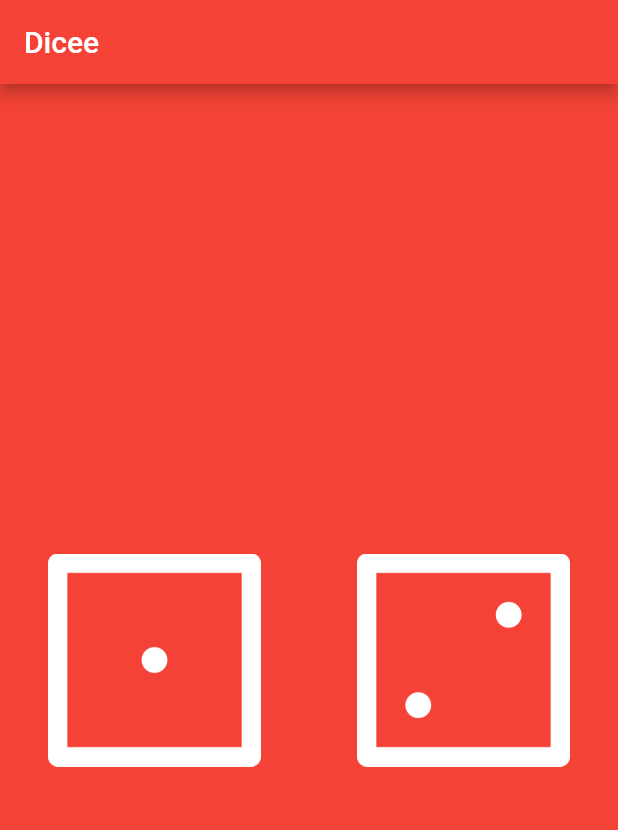
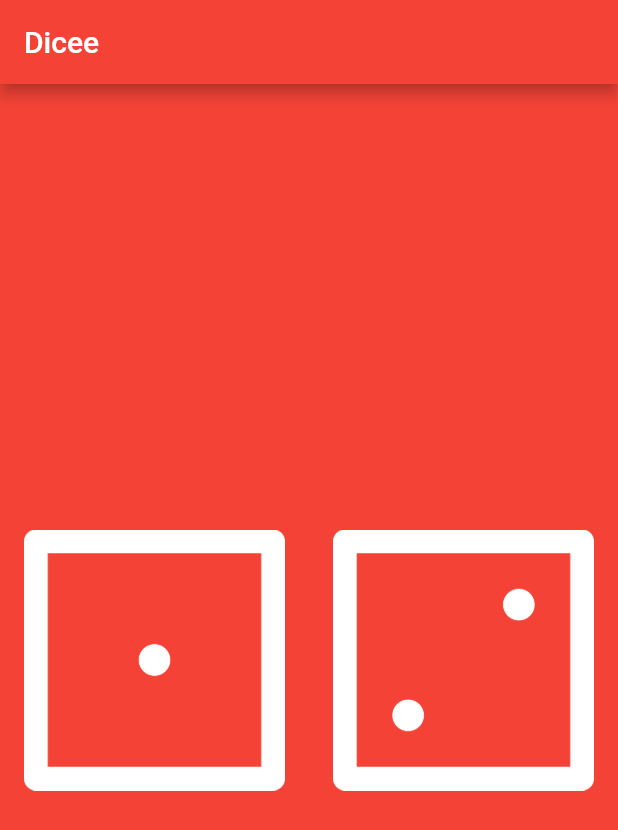
Before and after one commit to misaki-kawaguchi/Dicee, a Flutter app: the screen it shows after launch, on a phone screen of 412 x 824 dp. Shown: the top 830 px of the screen. Run offline on Flutter 3.47's test engine with Material 2 defaults, Android fonts, the phone set to English and light mode, and no system bars.

Commit message:
padding削除

```diff
--- a/lib/main.dart
+++ b/lib/main.dart
@@ -22,18 +22,12 @@ class DicePage extends StatelessWidget {
       child: Row(
         children: <Widget>[
           Expanded(
-              child: Padding(
-            padding: const EdgeInsets.all(16.0),
               child: FlatButton(
                 child: Image.asset('images/dice1.png'),
-            ),
               )),
           Expanded(
-              child: Padding(
-            padding: const EdgeInsets.all(16.0),
               child: FlatButton(
                 child: Image.asset('images/dice2.png'),
-                ),
               )),
         ],
       ),
```
Lines whose indentation alone changed are shown as unchanged.
